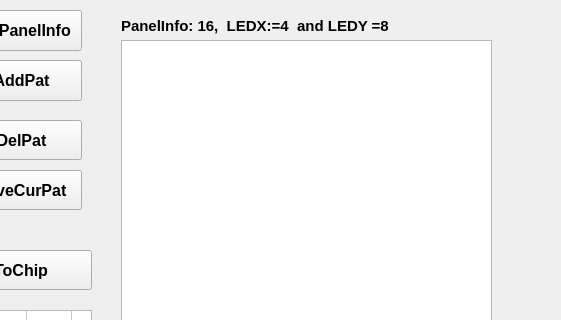
Above: twoFirst01/DimmingDebugger_Readback_SX7/TestPattern_res.ui from hooloong/gitpython before the change; both pictures show x 309 to 870 and y 0 to 320 of the 870 by 708 pixel window. Below: the same form after it.
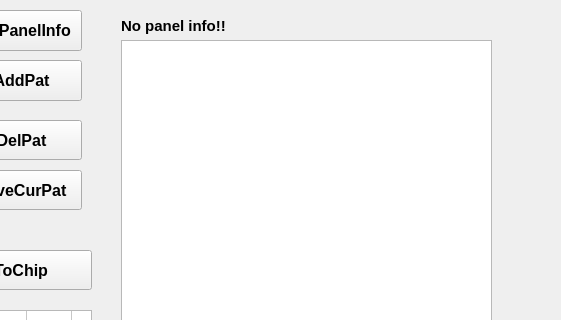
That is the form after the change.

Commit message: updated the pats info.

Patch:
```diff
--- a/twoFirst01/DimmingDebugger_Readback_SX7/TestPattern_res.ui
+++ b/twoFirst01/DimmingDebugger_Readback_SX7/TestPattern_res.ui
@@ -699,7 +699,7 @@
     </font>
    </property>
    <property name="text">
-    <string>PanelInfo: 16,  LEDX:=4  and LEDY =8</string>
+    <string>No panel info!!</string>
    </property>
   </widget>
  </widget>
```
The commit also changes 2 other files.
